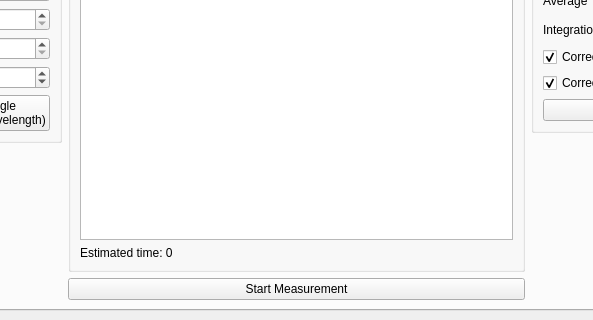
The window that GUI/mainWindow.ui (Davidxdydz/VUVControl) describes before a commit, drawn with Qt 5; both pictures show x 216 to 809 and y 252 to 572 of the 970 by 572 pixel window.
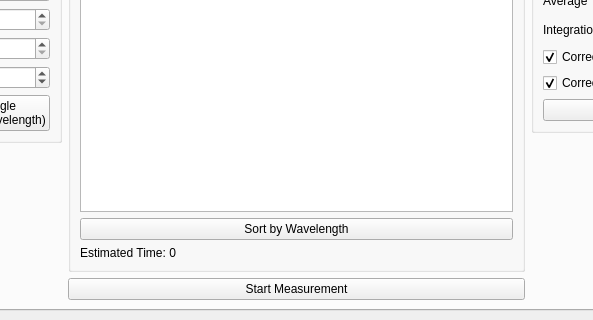
The same window after the commit.

Commit message: fixed sorting when changing the wavelength of a measurement the item was not updated added a manual sort button added confirmation popup if unsorted

```diff
--- a/GUI/mainWindow.ui
+++ b/GUI/mainWindow.ui
@@ -322,10 +322,17 @@
                </property>
               </widget>
              </item>
+             <item>
+              <widget class="QPushButton" name="sortButton">
+               <property name="text">
+                <string>Sort by Wavelength</string>
+               </property>
+              </widget>
+             </item>
              <item>
               <widget class="QLabel" name="estTimeLabel">
                <property name="text">
-                <string>Estimated time: 0</string>
+                <string>Estimated Time: 0</string>
                </property>
               </widget>
              </item>
```
Left out of the diff: 206 changed lines with no effect on the pictures. The commit also changes 2 other files.
